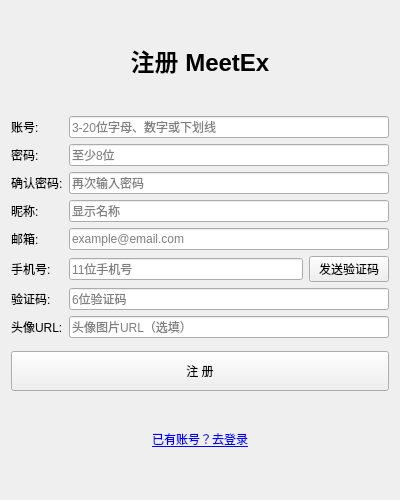
Old version of the form ui/register.ui in the repository zhangdalin/MeetEx.
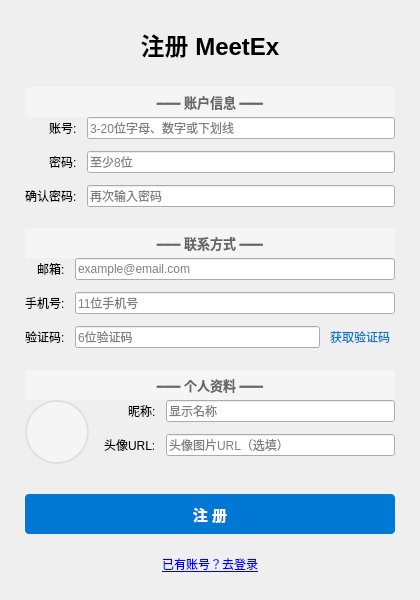
New version of the form. Icons and pictures are not drawn.

Commit message:
feat(ui): redesign register page with grouped layout
- Change window size to 420x600
- Add three groups: account info, contact, profile
- Inline send verification code button
- Add avatar preview section
- Apply consistent styling with design spec

Patch:
```diff
--- a/ui/register.ui
+++ b/ui/register.ui
@@ -6,14 +6,31 @@
    <rect>
     <x>0</x>
     <y>0</y>
-    <width>400</width>
-    <height>500</height>
+    <width>420</width>
+    <height>600</height>
    </rect>
   </property>
   <property name="windowTitle">
    <string>注册 MeetEx</string>
   </property>
   <layout class="QVBoxLayout" name="verticalLayout">
+   <property name="spacing">
+    <number>0</number>
+   </property>
+   <property name="leftMargin">
+    <number>25</number>
+   </property>
+   <property name="topMargin">
+    <number>20</number>
+   </property>
+   <property name="rightMargin">
+    <number>25</number>
+   </property>
+   <property name="bottomMargin">
+    <number>20</number>
+   </property>
+
+   <!-- 顶部间距 -->
    <item>
     <spacer name="verticalSpacer_top">
      <property name="orientation">
@@ -21,6 +38,8 @@
      </property>
     </spacer>
    </item>
+
+   <!-- 页面标题 -->
    <item>
     <widget class="QLabel" name="titleLabel">
      <property name="font">
@@ -37,15 +56,63 @@
      </property>
     </widget>
    </item>
+
+   <!-- 标题与第一个分组间距 -->
    <item>
-    <spacer name="verticalSpacer_title">
+    <spacer name="verticalSpacer_afterTitle">
      <property name="orientation">
       <enum>Qt::Vertical</enum>
      </property>
+     <property name="sizeHint" stdset="0">
+      <size>
+       <width>20</width>
+       <height>25</height>
+      </size>
+     </property>
     </spacer>
    </item>
+
+   <!-- 账户信息分组 -->
    <item>
-    <layout class="QFormLayout" name="formLayout">
+    <widget class="QLabel" name="accountGroupLabel">
+     <property name="font">
+      <font>
+       <pointsize>10</pointsize>
+       <bold>true</bold>
+      </font>
+     </property>
+     <property name="styleSheet">
+      <string notr="true">QLabel#accountGroupLabel {
+    background-color: #f5f5f5;
+    color: #666666;
+    padding: 5px 15px;
+    border-radius: 3px;
+}</string>
+     </property>
+     <property name="text">
+      <string>━━━ 账户信息 ━━━</string>
+     </property>
+     <property name="alignment">
+      <set>Qt::AlignCenter</set>
+     </property>
+    </widget>
+   </item>
+
+   <!-- 账户信息字段 -->
+   <item>
+    <layout class="QFormLayout" name="accountFormLayout">
+     <property name="labelAlignment">
+      <set>Qt::AlignRight|Qt::AlignVCenter</set>
+     </property>
+     <property name="formAlignment">
+      <set>Qt::AlignLeading|Qt::AlignTop</set>
+     </property>
+     <property name="horizontalSpacing">
+      <number>10</number>
+     </property>
+     <property name="verticalSpacing">
+      <number>12</number>
+     </property>
      <item row="0" column="0">
       <widget class="QLabel" name="accountLabel">
        <property name="text">
@@ -94,96 +161,283 @@
        </property>
       </widget>
      </item>
-     <item row="3" column="0">
-      <widget class="QLabel" name="displayNameLabel">
-       <property name="text">
-        <string>昵称:</string>
-       </property>
-      </widget>
-     </item>
-     <item row="3" column="1">
-      <widget class="QLineEdit" name="displayNameLineEdit">
-       <property name="placeholderText">
-        <string>显示名称</string>
-       </property>
-      </widget>
-     </item>
-     <item row="4" column="0">
+    </layout>
+   </item>
+
+   <!-- 分组间距 -->
+   <item>
+    <spacer name="verticalSpacer_afterAccount">
+     <property name="orientation">
+      <enum>Qt::Vertical</enum>
+     </property>
+     <property name="sizeHint" stdset="0">
+      <size>
+       <width>20</width>
+       <height>20</height>
+      </size>
+     </property>
+    </spacer>
+   </item>
+
+   <!-- 联系方式分组 -->
+   <item>
+    <widget class="QLabel" name="contactGroupLabel">
+     <property name="font">
+      <font>
+       <pointsize>10</pointsize>
+       <bold>true</bold>
+      </font>
+     </property>
+     <property name="styleSheet">
+      <string notr="true">QLabel#contactGroupLabel {
+    background-color: #f5f5f5;
+    color: #666666;
+    padding: 5px 15px;
+    border-radius: 3px;
+}</string>
+     </property>
+     <property name="text">
+      <string>━━━ 联系方式 ━━━</string>
+     </property>
+     <property name="alignment">
+      <set>Qt::AlignCenter</set>
+     </property>
+    </widget>
+   </item>
+
+   <!-- 联系方式字段 -->
+   <item>
+    <layout class="QFormLayout" name="contactFormLayout">
+     <property name="labelAlignment">
+      <set>Qt::AlignRight|Qt::AlignVCenter</set>
+     </property>
+     <property name="formAlignment">
+      <set>Qt::AlignLeading|Qt::AlignTop</set>
+     </property>
+     <property name="horizontalSpacing">
+      <number>10</number>
+     </property>
+     <property name="verticalSpacing">
+      <number>12</number>
+     </property>
+     <item row="0" column="0">
       <widget class="QLabel" name="emailLabel">
        <property name="text">
         <string>邮箱:</string>
        </property>
       </widget>
      </item>
-     <item row="4" column="1">
+     <item row="0" column="1">
       <widget class="QLineEdit" name="emailLineEdit">
        <property name="placeholderText">
         <string>example@email.com</string>
        </property>
       </widget>
      </item>
-     <item row="5" column="0">
+     <item row="1" column="0">
       <widget class="QLabel" name="phoneLabel">
        <property name="text">
         <string>手机号:</string>
        </property>
       </widget>
      </item>
-     <item row="5" column="1">
-      <layout class="QHBoxLayout" name="phoneLayout">
-       <item>
-        <widget class="QLineEdit" name="phoneLineEdit">
-         <property name="placeholderText">
-          <string>11位手机号</string>
-         </property>
-        </widget>
-       </item>
-       <item>
-        <widget class="QPushButton" name="sendCodeBtn">
-         <property name="text">
-          <string>发送验证码</string>
-         </property>
-        </widget>
-       </item>
-      </layout>
+     <item row="1" column="1">
+      <widget class="QLineEdit" name="phoneLineEdit">
+       <property name="placeholderText">
+        <string>11位手机号</string>
+       </property>
+      </widget>
      </item>
-     <item row="6" column="0">
+     <item row="2" column="0">
       <widget class="QLabel" name="codeLabel">
        <property name="text">
         <string>验证码:</string>
        </property>
       </widget>
      </item>
-     <item row="6" column="1">
-      <widget class="QLineEdit" name="codeLineEdit">
-       <property name="placeholderText">
-        <string>6位验证码</string>
+     <item row="2" column="1">
+      <layout class="QHBoxLayout" name="codeLayout">
+       <property name="spacing">
+        <number>5</number>
        </property>
-      </widget>
+       <item>
+        <widget class="QLineEdit" name="codeLineEdit">
+         <property name="placeholderText">
+          <string>6位验证码</string>
+         </property>
+        </widget>
+       </item>
+       <item>
+        <widget class="QPushButton" name="sendCodeBtn">
+         <property name="styleSheet">
+          <string notr="true">QPushButton {
+    border: none;
+    background: transparent;
+    color: #0078d4;
+    font-size: 9pt;
+    padding: 0 5px;
+}
+QPushButton:hover {
+    color: #005a9e;
+}
+QPushButton:disabled {
+    color: #999999;
+}</string>
+         </property>
+         <property name="text">
+          <string>获取验证码</string>
+         </property>
+        </widget>
+       </item>
+      </layout>
      </item>
-     <item row="7" column="0">
-      <widget class="QLabel" name="avatarLabel">
-       <property name="text">
-        <string>头像URL:</string>
+    </layout>
+   </item>
+
+   <!-- 分组间距 -->
+   <item>
+    <spacer name="verticalSpacer_afterContact">
+     <property name="orientation">
+      <enum>Qt::Vertical</enum>
+     </property>
+     <property name="sizeHint" stdset="0">
+      <size>
+       <width>20</width>
+       <height>20</height>
+      </size>
+     </property>
+    </spacer>
+   </item>
+
+   <!-- 个人资料分组 -->
+   <item>
+    <widget class="QLabel" name="profileGroupLabel">
+     <property name="font">
+      <font>
+       <pointsize>10</pointsize>
+       <bold>true</bold>
+      </font>
+     </property>
+     <property name="styleSheet">
+      <string notr="true">QLabel#profileGroupLabel {
+    background-color: #f5f5f5;
+    color: #666666;
+    padding: 5px 15px;
+    border-radius: 3px;
+}</string>
+     </property>
+     <property name="text">
+      <string>━━━ 个人资料 ━━━</string>
+     </property>
+     <property name="alignment">
+      <set>Qt::AlignCenter</set>
+     </property>
+    </widget>
+   </item>
+
+   <!-- 个人资料字段 -->
+   <item>
+    <layout class="QHBoxLayout" name="profileLayout">
+     <property name="spacing">
+      <number>15</number>
+     </property>
+     <!-- 头像预览 -->
+     <item>
+      <widget class="QLabel" name="avatarPreviewLabel">
+       <property name="minimumSize">
+        <size>
+         <width>64</width>
+         <height>64</height>
+        </size>
        </property>
+       <property name="maximumSize">
+        <size>
+         <width>64</width>
+         <height>64</height>
+        </size>
+       </property>
+       <property name="styleSheet">
+        <string notr="true">QLabel#avatarPreviewLabel {
+    border-radius: 32px;
+    border: 2px solid #e0e0e0;
+    background-color: #f5f5f5;
+}</string>
+       </property>
+       <property name="pixmap">
+        <pixmap resource="../res/register.qrc">:/assets/user.png</pixmap>
+       </property>
+       <property name="scaledContents">
+        <bool>true</bool>
+       </property>
+       <property name="alignment">
+        <set>Qt::AlignCenter</set>
+       </property>
       </widget>
      </item>
-     <item row="7" column="1">
-      <widget class="QLineEdit" name="avatarLineEdit">
-       <property name="placeholderText">
-        <string>头像图片URL（选填）</string>
+     <!-- 昵称和URL -->
+     <item>
+      <layout class="QFormLayout" name="profileFormLayout">
+       <property name="labelAlignment">
+        <set>Qt::AlignRight|Qt::AlignVCenter</set>
        </property>
-      </widget>
+       <property name="formAlignment">
+        <set>Qt::AlignLeading|Qt::AlignTop</set>
+       </property>
+       <property name="horizontalSpacing">
+        <number>10</number>
+       </property>
+       <property name="verticalSpacing">
+        <number>12</number>
+       </property>
+       <item row="0" column="0">
+        <widget class="QLabel" name="displayNameLabel">
+         <property name="text">
+          <string>昵称:</string>
+         </property>
+        </widget>
+       </item>
+       <item row="0" column="1">
+        <widget class="QLineEdit" name="displayNameLineEdit">
+         <property name="placeholderText">
+          <string>显示名称</string>
+         </property>
+        </widget>
+       </item>
+       <item row="1" column="0">
+        <widget class="QLabel" name="avatarLabel">
+         <property name="text">
+          <string>头像URL:</string>
+         </property>
+        </widget>
+       </item>
+       <item row="1" column="1">
+        <widget class="QLineEdit" name="avatarLineEdit">
+         <property name="placeholderText">
+          <string>头像图片URL（选填）</string>
+         </property>
+        </widget>
+       </item>
+      </layout>
      </item>
     </layout>
    </item>
+
+   <!-- 最后一个分组与注册按钮间距 -->
    <item>
-    <spacer name="verticalSpacer_form">
+    <spacer name="verticalSpacer_beforeButton">
      <property name="orientation">
       <enum>Qt::Vertical</enum>
      </property>
+     <property name="sizeHint" stdset="0">
+      <size>
+       <width>20</width>
+       <height>30</height>
+      </size>
+     </property>
     </spacer>
    </item>
+
+   <!-- 注册按钮 -->
    <item>
     <widget class="QPushButton" name="registerBtn">
      <property name="minimumSize">
@@ -192,15 +446,44 @@
        <height>40</height>
       </size>
      </property>
+     <property name="styleSheet">
+      <string notr="true">QPushButton {
+    background-color: #0078d4;
+    color: white;
+    border: none;
+    border-radius: 4px;
+    font-size: 11pt;
+    font-weight: bold;
+}
+QPushButton:hover {
+    background-color: #005a9e;
+}
+QPushButton:pressed {
+    background-color: #004578;
+}</string>
+     </property>
      <property name="text">
       <string>注 册</string>
      </property>
-     <property name="icon">
-      <iconset resource="../res/register.qrc">
-       <normaloff>:/assets/user.png</normaloff>:/assets/user.png</iconset>
-     </property>
     </widget>
    </item>
+
+   <!-- 注册按钮与登录链接间距 -->
+   <item>
+    <spacer name="verticalSpacer_afterButton">
+     <property name="orientation">
+      <enum>Qt::Vertical</enum>
+     </property>
+     <property name="sizeHint" stdset="0">
+      <size>
+       <width>20</width>
+       <height>15</height>
+      </size>
+     </property>
+    </spacer>
+   </item>
+
+   <!-- 登录链接 -->
    <item>
     <widget class="QLabel" name="loginLinkLabel">
      <property name="text">
@@ -211,6 +494,8 @@
      </property>
     </widget>
    </item>
+
+   <!-- 底部间距 -->
    <item>
     <spacer name="verticalSpacer_bottom">
      <property name="orientation">
@@ -218,6 +503,7 @@
      </property>
     </spacer>
    </item>
+
   </layout>
  </widget>
  <resources/>
```
Left out of the diff: 4 changed lines with no effect on the pictures.
